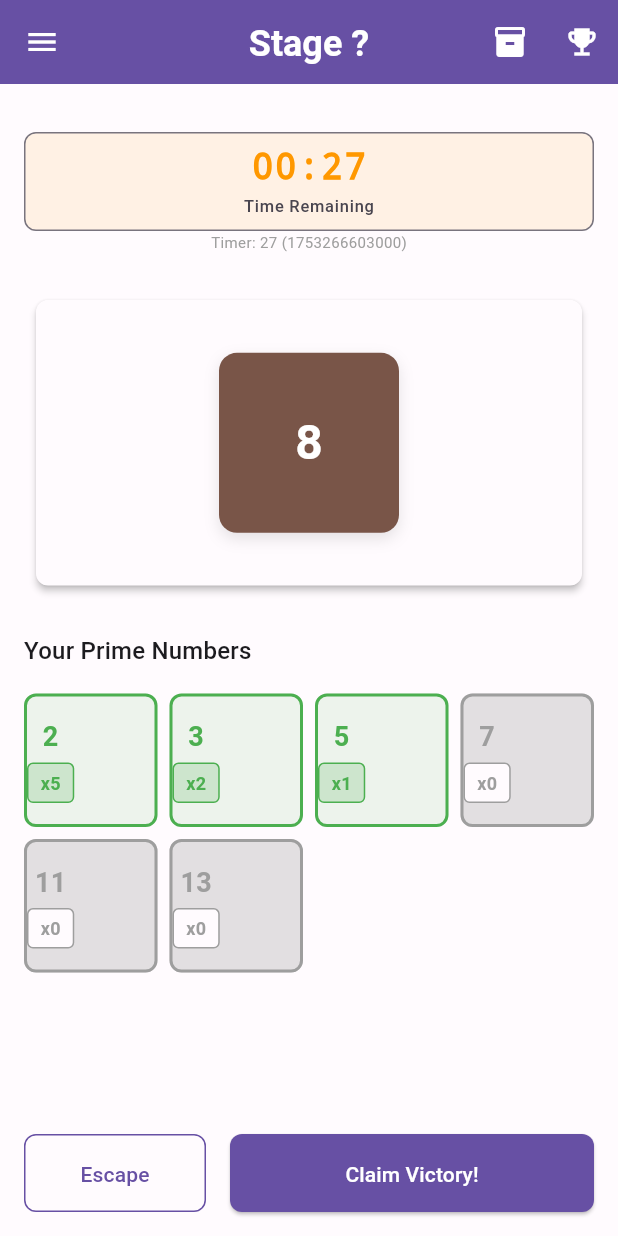
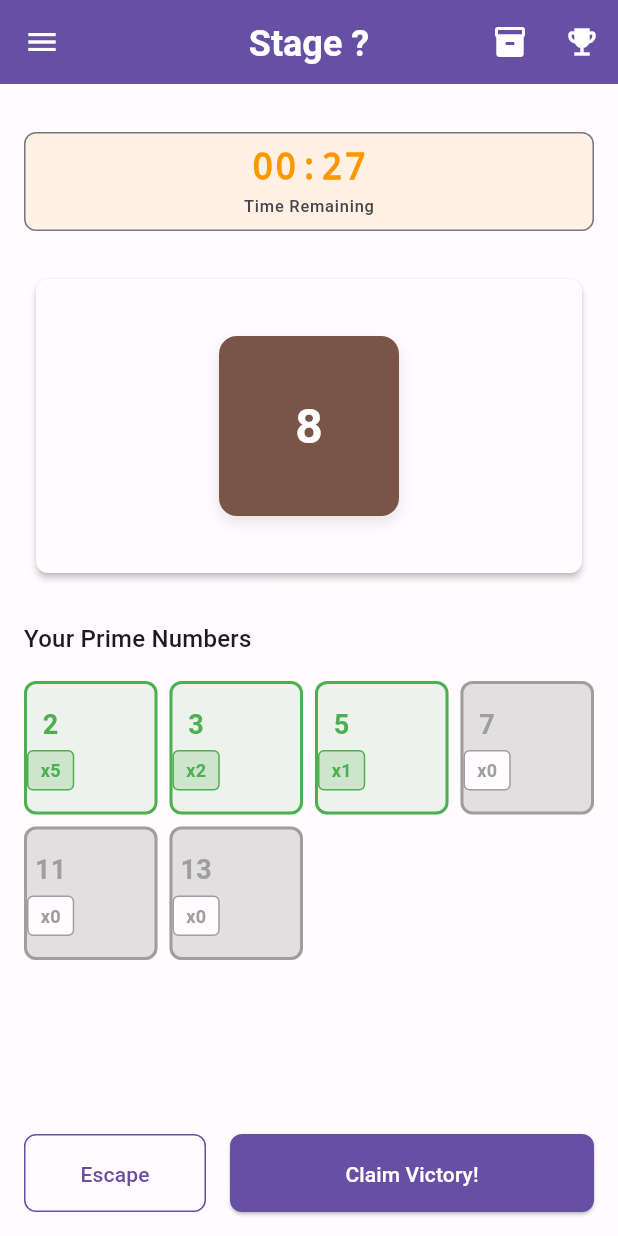
Before and after one commit to WMs784/composite_hunter, a Flutter app: the BattleScreen screen opened by its route, after a tap on an icon or button, on a phone screen of 412 x 824 dp. Run offline on Flutter 3.47's test engine with Material 3 defaults, Android fonts, the phone set to English and light mode, and no system bars; our stand-ins replace flutter_riverpod, freezed_annotation, shared_preferences, sqflite; accounts and stored records are empty.

Commit message:
Remove timer for debug

```diff
--- a/lib/presentation/screens/battle/battle_screen.dart
+++ b/lib/presentation/screens/battle/battle_screen.dart
@@ -23,14 +23,6 @@ final battleTimerProvider = StateProvider<int>((ref) => 90);
 // Recently acquired primes (for visual feedback)
 final recentlyAcquiredPrimesProvider =
     StateProvider<Map<int, DateTime>>((ref) => {});
-
-// Debug provider to track timer updates
-final timerDebugProvider = Provider<String>((ref) {
-  final timer = ref.watch(battleTimerProvider);
-  final debugInfo = 'Timer: $timer (${DateTime.now().millisecondsSinceEpoch})';
-  Logger.debug('Timer provider update: $debugInfo');
-  return debugInfo;
-});
 
 class BattleScreen extends ConsumerStatefulWidget {
   const BattleScreen({super.key});
@@ -78,8 +70,6 @@ class _BattleScreenState extends ConsumerState<BattleScreen> {
 
       // 直接的な状態更新
       final currentTime = ref.read(battleTimerProvider);
-      Logger.debug(
-          'Timer callback executed - currentTime: $currentTime, mounted: $mounted');
       if (currentTime > 0) {
         final newTime = currentTime - 1;
         ref.read(battleTimerProvider.notifier).state = newTime;
@@ -609,13 +599,6 @@ class _BattleScreenState extends ConsumerState<BattleScreen> {
               // Timer display (only in stage mode)
               if (!session.isPracticeMode) const _TimerSection(),
 
-              // Debug info
-              Consumer(builder: (context, ref, child) {
-                final debugInfo = ref.watch(timerDebugProvider);
-                return Text(debugInfo,
-                    style: const TextStyle(fontSize: 10, color: Colors.grey));
-              }),
-
               const SizedBox(height: Dimensions.spacingL),
 
               // Enemy display
@@ -734,10 +717,6 @@ class _TimerSection extends ConsumerWidget {
     final formattedTime =
         '${minutes.toString().padLeft(2, '0')}:${seconds.toString().padLeft(2, '0')}';
     final l10n = AppLocalizations.of(context)!;
-
-    // Debug: Print timer value on each rebuild
-    Logger.debug(
-        'Timer UI rebuild: $timer ($formattedTime) at ${DateTime.now().millisecondsSinceEpoch}');
 
     Color timerColor = AppColors.timerNormal;
     Color backgroundColor = AppColors.surface;
```
